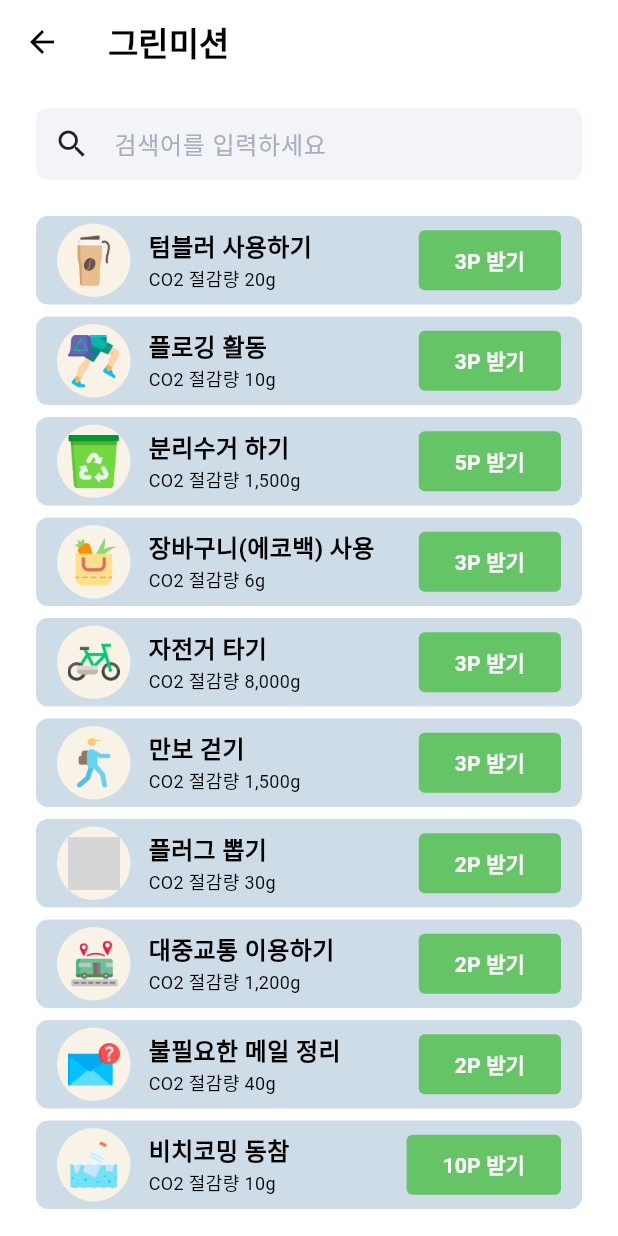
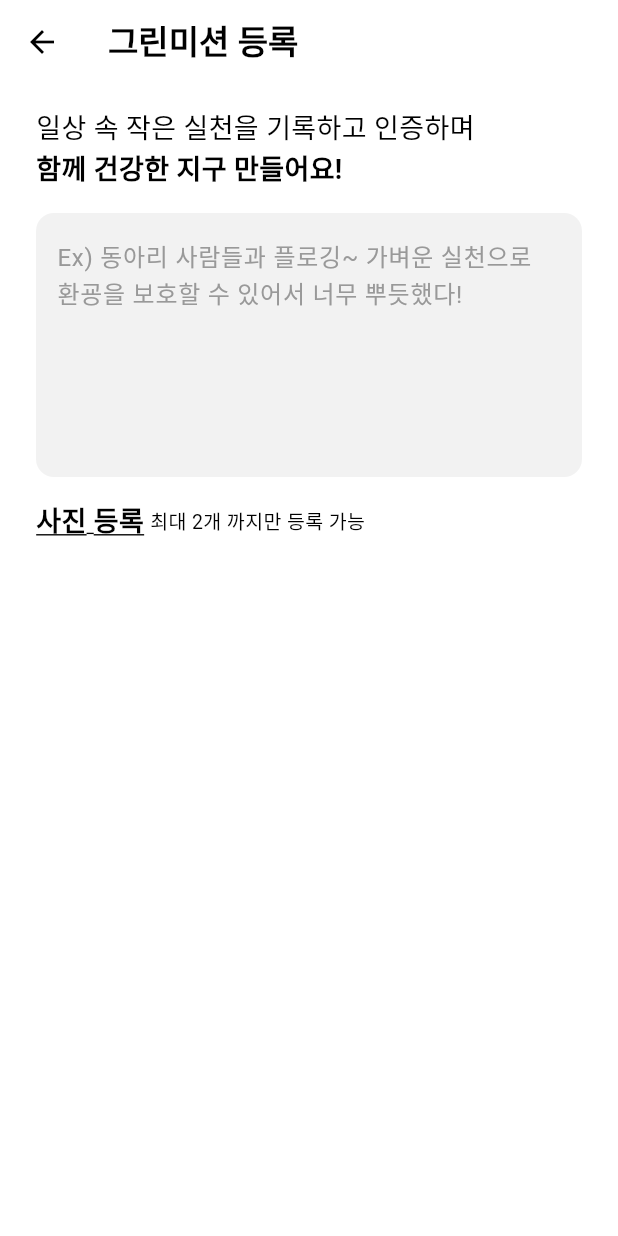
Before and after one commit to hyejin-1010/esg_app, a Flutter app: the MissionScreen screen opened directly, after a tap on an icon or button, on a phone screen of 412 x 824 dp. Run offline on Flutter 3.47's test engine with Material 3 defaults, Android fonts, the light colour scheme and no system bars; our stand-ins replace get, sqflite; missing offline and left inert: shadcn_flutter; accounts and stored records are empty; grey boxes are pictures that could not be loaded.

Commit message:
feat. RegisterMission 화면 Ing

```diff
--- a/lib/components/mission/mission_item.dart
+++ b/lib/components/mission/mission_item.dart
@@ -3,8 +3,9 @@ import 'package:flutter/material.dart';
 
 class MissionItem extends StatelessWidget {
   final Mission mission;
+  final VoidCallback onClick;
 
-  const MissionItem({super.key, required this.mission});
+  const MissionItem({super.key, required this.mission, required this.onClick});
 
   @override
   Widget build(BuildContext context) {
@@ -50,7 +51,7 @@ class MissionItem extends StatelessWidget {
               ),
               shadowColor: Colors.transparent,
             ),
-            onPressed: () {},
+            onPressed: onClick,
             child: Text(
               '${mission.reward}P 받기',
               style: TextStyle(
--- a/lib/main.dart
+++ b/lib/main.dart
@@ -1,5 +1,6 @@
 import 'package:esg_app/screens/home.dart';
 import 'package:esg_app/screens/login.dart';
+import 'package:esg_app/screens/register_mission.dart';
 import 'package:flutter/material.dart' as material;
 import 'package:flutter/material.dart';
 import 'package:get/route_manager.dart';
@@ -24,7 +25,11 @@ class MyApp extends StatelessWidget {
           primary: Color(0xFF34C759), // 메인 컬러 지정
         ),
       ),
-      routes: {'/': (context) => Home(), '/first': (context) => LoginScreen()},
+      routes: {
+        '/': (context) => Home(),
+        '/first': (context) => LoginScreen(),
+        '/register-mission': (context) => RegisterMissionScreen(),
+      },
     );
   }
 }
--- a/lib/screens/mission.dart
+++ b/lib/screens/mission.dart
@@ -3,6 +3,7 @@ import 'package:esg_app/components/mission/search_box.dart';
 import 'package:esg_app/db/model_mission_dao.dart';
 import 'package:esg_app/models/mission_model.dart';
 import 'package:flutter/material.dart';
+import 'package:get/get.dart';
 
 class MissionScreen extends StatefulWidget {
   const MissionScreen({super.key});
@@ -62,7 +63,16 @@ class _MissionScreenState extends State<MissionScreen> {
                   child: ListView.builder(
                     itemCount: filteredMissions.length,
                     itemBuilder: (context, index) {
-                      return MissionItem(mission: filteredMissions[index]);
+                      return MissionItem(
+                        mission: filteredMissions[index],
+                        onClick: () {
+                          final id = filteredMissions[index].id;
+                          Get.toNamed(
+                            '/register-mission',
+                            arguments: {'id': id},
+                          );
+                        },
+                      );
                     },
                   ),
                 ),
--- /dev/null
+++ b/lib/screens/register_mission.dart
@@ -0,0 +1,101 @@
+import 'package:flutter/material.dart';
+import 'package:get/get.dart';
+
+class RegisterMissionScreen extends StatefulWidget {
+  const RegisterMissionScreen({super.key});
+
+  @override
+  State<RegisterMissionScreen> createState() => _RegisterMissionScreenState();
+}
+
+class _RegisterMissionScreenState extends State<RegisterMissionScreen> {
+  @override
+  void initState() {
+    super.initState();
+    final args = Get.arguments;
+    if (args != null && args['id'] != null) {
+      print('Mission ID: ${args['id']}');
+    }
+  }
+
+  @override
+  Widget build(BuildContext context) {
+    return Scaffold(
+      appBar: AppBar(
+        title: const Text(
+          '그린미션 등록',
+          style: TextStyle(fontWeight: FontWeight.bold),
+        ),
+        backgroundColor: Colors.white,
+        surfaceTintColor: Colors.white,
+      ),
+      body: Container(
+        padding: EdgeInsets.symmetric(horizontal: 24.0, vertical: 16.0),
+        child: Column(
+          mainAxisAlignment: MainAxisAlignment.start,
+          crossAxisAlignment: CrossAxisAlignment.start,
+          children: [
+            _buildTitle(),
+            _buildInputContent(),
+            Row(
+              children: [
+                Text(
+                  '사진 등록',
+                  style: TextStyle(
+                    fontSize: 18.0,
+                    fontWeight: FontWeight.bold,
+                    decoration: TextDecoration.underline,
+                  ),
+                ),
+                const SizedBox(width: 4.0),
+                Text('최대 2개 까지만 등록 가능', style: TextStyle(fontSize: 13.0)),
+              ],
+            ),
+            const SizedBox(height: 8.0),
+            Container(
+              color: const Color(0xFFF6FAFE),
+              child: Row(
+                mainAxisAlignment: MainAxisAlignment.start,
+                children: [],
+              ),
+            ),
+          ],
+        ),
+      ),
+    );
+  }
+
+  Widget _buildTitle() {
+    return Column(
+      mainAxisSize: MainAxisSize.min,
+      crossAxisAlignment: CrossAxisAlignment.start,
+      children: [
+        Text('일상 속 작은 실천을 기록하고 인증하며', style: TextStyle(fontSize: 18.0)),
+        Text(
+          '함께 건강한 지구 만들어요!',
+          style: TextStyle(fontSize: 18.0, fontWeight: FontWeight.bold),
+        ),
+      ],
+    );
+  }
+
+  Widget _buildInputContent() {
+    return Container(
+      margin: const EdgeInsets.symmetric(vertical: 16.0),
+      padding: const EdgeInsets.symmetric(horizontal: 14.0, vertical: 8.0),
+      decoration: BoxDecoration(
+        color: const Color(0xFFF2F2F2),
+        borderRadius: BorderRadius.all(Radius.circular(12.0)),
+      ),
+      child: TextField(
+        minLines: 6,
+        maxLines: 6,
+        decoration: InputDecoration(
+          hintText: 'Ex) 동아리 사람들과 플로깅~ 가벼운 실천으로 환굥을 보호할 수 있어서 너무 뿌듯했다!',
+          border: InputBorder.none,
+          hintStyle: TextStyle(color: const Color(0xFF999999)),
+        ),
+      ),
+    );
+  }
+}
```
